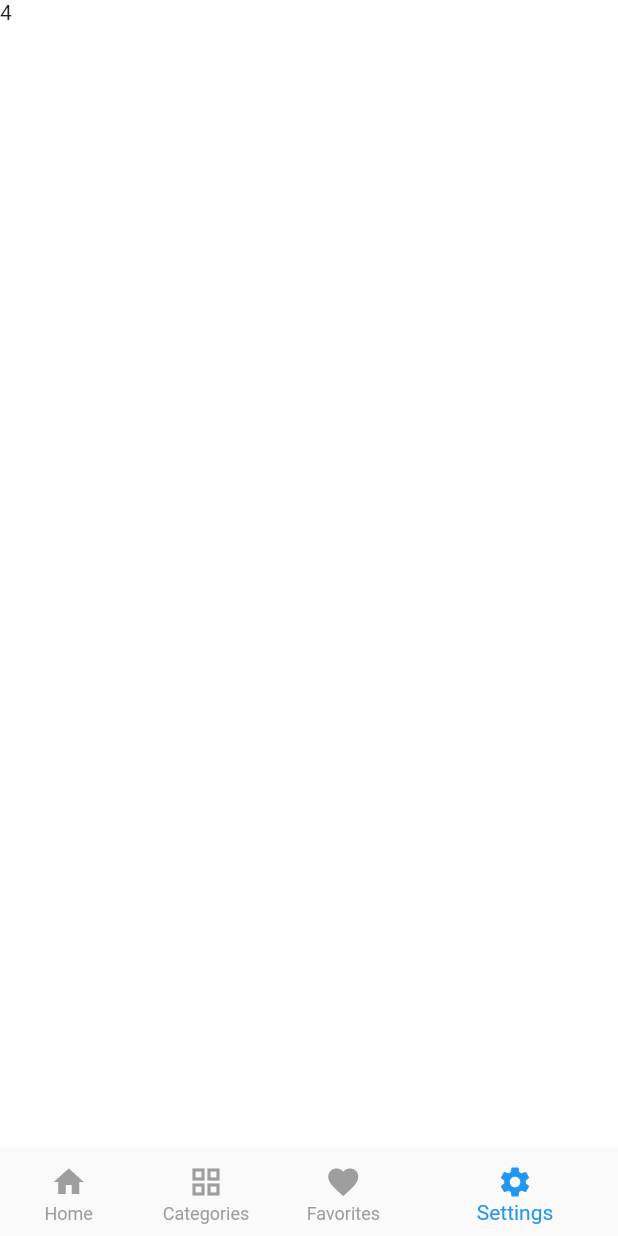
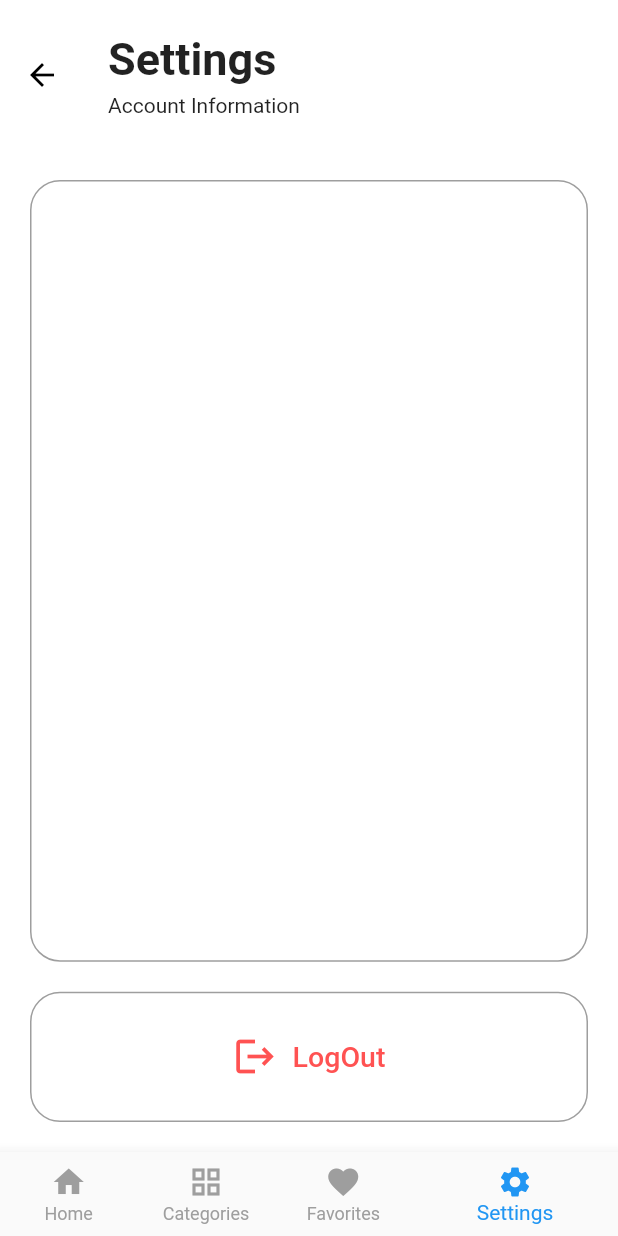
Before and after one commit to mohamad-alaa-bg/Salla, a Flutter app: the HomeLayout screen opened directly, item 4 of the bottom bar chosen, on a phone screen of 412 x 824 dp. Run offline on Flutter 3.47's test engine with Material 2 defaults, Android fonts, the phone set to English and light mode, and no system bars; our stand-ins replace bloc, carousel_slider, dio, equatable, flutter_bloc, fluttertoast and 2 more; missing offline and left inert: shared_preferences_web; accounts and stored records are empty; network calls fail.

Commit message:
SettingsScreen

```diff
--- a/lib/core/util/constants.dart
+++ b/lib/core/util/constants.dart
@@ -10,7 +10,7 @@ class EndPoints {
 class UserData {
   static final bool onBoardingState =
       SharedPreferencesCache.getValue(key: 'onBoarding') ?? true;
-  static final String token =
+  static  String token =
       SharedPreferencesCache.getValue(key: 'token') ?? '';
 
 }
--- a/lib/features/categories/presentation/pages/categories_page.dart
+++ b/lib/features/categories/presentation/pages/categories_page.dart
@@ -15,13 +15,15 @@ class CategoriesScreen extends StatelessWidget {
             ? const Center(
                 child: CircularProgressIndicator(),
               )
-            : const Padding(
-                padding:  EdgeInsets.symmetric(horizontal: 10),
-                child: SizedBox(
-                  width: double.infinity,
-                  child: CategoriesListVerticalBuilder(),
+            : const SafeArea(
+              child:  Padding(
+                  padding:  EdgeInsets.all(10),
+                  child: SizedBox(
+                    width: double.infinity,
+                    child: CategoriesListVerticalBuilder(),
+                  ),
                 ),
-              );
+            );
       },
     );
   }
--- a/lib/features/favorites/presentation/pages/FavoriteScreen.dart
+++ b/lib/features/favorites/presentation/pages/FavoriteScreen.dart
@@ -16,9 +16,11 @@ class FavoritesScreen extends StatelessWidget {
             ? const Center(
                 child: CircularProgressIndicator(),
               )
-            : Padding(
-              padding: const EdgeInsets.all(20),
-              child: ProductGridView(products: favoritesBloc.favoritesProduceList??[],physics: const BouncingScrollPhysics(),),
+            : SafeArea(
+              child: Padding(
+                padding: const EdgeInsets.all(20),
+                child: ProductGridView(products: favoritesBloc.favoritesProduceList??[],physics: const BouncingScrollPhysics(),),
+              ),
             );
       },
     );
--- a/lib/features/home/presentation/bloc/home_bloc.dart
+++ b/lib/features/home/presentation/bloc/home_bloc.dart
@@ -11,6 +11,7 @@ import 'package:salla/features/home/data/models/home_data_model.dart';
 import 'package:salla/features/home/data/models/home_model.dart';
 import 'package:salla/features/home/data/repositories/home_page_repo_imp.dart';
 import 'package:salla/features/home/presentation/pages/product_Screen.dart';
+import 'package:salla/features/settings/presentation/pages/settings_layout.dart';
 
 part 'home_event.dart';
 
@@ -57,6 +58,6 @@ class HomeBloc extends Bloc<HomeEvent, HomeState> {
     ProductsScreen(),
     CategoriesScreen(),
     FavoritesScreen(),
-    Text('4'),
+    SettingsScreen(),
   ];
 }
--- a/lib/features/login/presentation/bloc/shop_login_bloc.dart
+++ b/lib/features/login/presentation/bloc/shop_login_bloc.dart
@@ -4,6 +4,7 @@ import 'package:dio/dio.dart';
 import 'package:flutter/material.dart';
 import 'package:flutter_bloc/flutter_bloc.dart';
 import 'package:meta/meta.dart';
+import 'package:salla/core/data/local_data_source/shared_preferences.dart';
 import 'package:salla/core/util/constants.dart';
 import 'package:salla/features/login/data/models/shop_login_model.dart';
 import 'package:salla/features/login/data/repositories/shop_login_repo_imp.dart';
@@ -27,6 +28,8 @@ class ShopLoginBloc extends Bloc<ShopLoginEvent, ShopLoginState> {
             'email': event.email,
             'password': event.password,
           });
+          SharedPreferencesCache.setValue(key: 'token', value: loginResponse.data?.token);
+          UserData.token = SharedPreferencesCache.getValue(key: 'token');
           //print(loginResponse.data!.email);
           emit(ShopLoginSucceededState(loginModel: loginResponse));
         } catch (error) {
--- /dev/null
+++ b/lib/features/settings/presentation/pages/settings_layout.dart
@@ -0,0 +1,109 @@
+import 'package:flutter/material.dart';
+import 'package:flutter/services.dart';
+import 'package:salla/core/data/local_data_source/shared_preferences.dart';
+import 'package:salla/core/util/constants.dart';
+import 'package:salla/core/widgets/navigator.dart';
+import 'package:salla/features/login/presentation/pages/login_page.dart';
+import 'package:salla/features/onBoarding/presentation/pages/onBoarding.dart';
+
+class SettingsScreen extends StatelessWidget {
+  const SettingsScreen({Key? key}) : super(key: key);
+
+  @override
+  Widget build(BuildContext context) {
+    return Scaffold(
+      backgroundColor: Colors.white,
+      appBar: AppBar(
+        elevation: 0,
+        toolbarHeight: 100,
+        centerTitle: false,
+        // systemOverlayStyle: const SystemUiOverlayStyle().copyWith(statusBarColor: Colors.blueAccent),
+        title: Column(
+          crossAxisAlignment: CrossAxisAlignment.start,
+          children: const [
+            Text(
+              'Settings',
+              style: TextStyle(fontWeight: FontWeight.bold, fontSize: 30),
+            ),
+            SizedBox(height: 5,),
+            Text('Account Information',style: TextStyle(fontSize: 14),),
+          ],
+        ),
+        backgroundColor: Colors.white,
+        titleTextStyle: const TextStyle(color: Colors.black87),
+      ),
+      body: Stack(
+        children: [
+          Container(
+            color: Colors.white,
+            height: 40,
+          ),
+          Padding(
+            padding: const EdgeInsets.all(20),
+            child: Column(
+              children: [
+                Expanded(
+                  flex: 6,
+                  child: Container(
+                    decoration: BoxDecoration(
+                      border: Border.all(color: Colors.grey),
+                      borderRadius: BorderRadius.circular(20),
+                      color: Colors.white,
+                    ),
+                  ),
+                ),
+                const SizedBox(
+                  height: 20,
+                ),
+                Expanded(
+                  child: Stack(
+                    alignment: AlignmentDirectional.center,
+                    children: [
+                      Container(
+                        width: double.infinity,
+                        decoration: BoxDecoration(
+                          border: Border.all(color: Colors.grey),
+
+                          borderRadius: BorderRadius.circular(20),
+                          color: Colors.white,
+
+                        ),
+                      ),
+                      TextButton(
+                        style: ButtonStyle(
+                            overlayColor: MaterialStateProperty.all(
+                                Colors.red.withOpacity(0.1))),
+                        onPressed: () {
+                          SharedPreferencesCache.removeValue(key: 'token');
+                          navigateAndReplacementAll(context, const ShopLoginHome());
+                        },
+                        child: Row(
+                          mainAxisSize: MainAxisSize.min,
+                          mainAxisAlignment: MainAxisAlignment.center,
+                          children: const [
+                            Icon(
+                              Icons.logout,
+                              color: Colors.redAccent,
+                              size: 30,
+                            ),
+                            SizedBox(
+                              width: 10,
+                            ),
+                            Text(
+                              'LogOut',
+                              style: TextStyle(color: Colors.redAccent, fontSize: 19),
+                            ),
+                          ],
+                        ),
+                      ),
+                    ],
+                  ),
+                ),
+              ],
+            ),
+          ),
+        ],
+      ),
+    );
+  }
+}
```
Also changed, not shown: 1 other file.
